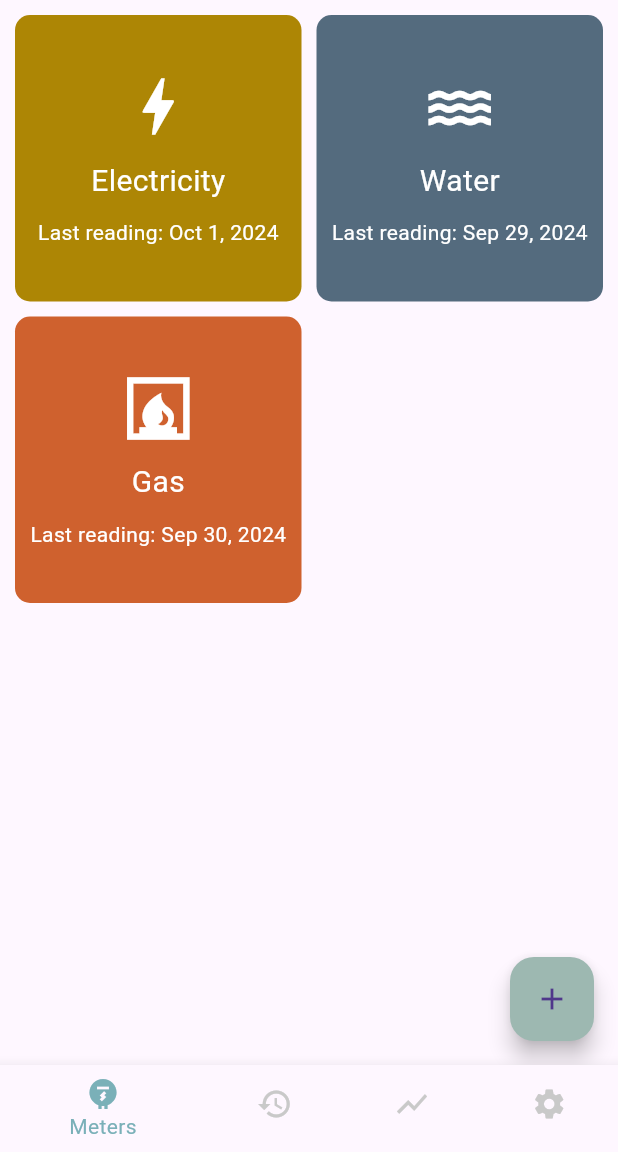
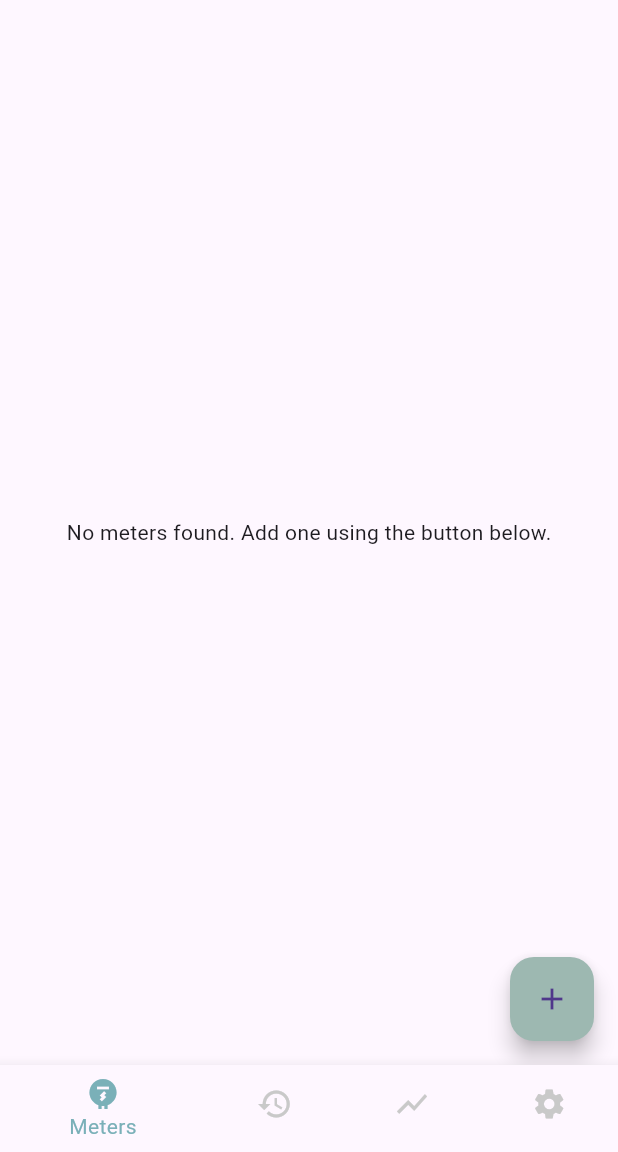
Before and after one commit to zokaityte/beaver_meter, a Flutter app: the screen it shows after launch, on a phone screen of 412 x 824 dp, the part 84-1236 px from its top. Run offline on Flutter 3.47's test engine with Material 3 defaults, Android fonts, the phone set to English and light mode, and no system bars; our stand-ins replace sqflite; accounts and stored records are empty.

Commit message:
Add state to meters page

```diff
--- a/lib/pages/meters_page.dart
+++ b/lib/pages/meters_page.dart
@@ -1,47 +1,98 @@
 import 'package:flutter/material.dart';
 import 'create_meter_page.dart';
 import 'meter_detail_page.dart';
+import 'package:beaver_meter/database_helper.dart';
 
-class MetersPage extends StatelessWidget {
-  final List<Map<String, dynamic>> meters = [
-    {'name': 'Electricity', 'icon': Icons.bolt, 'color': const Color.fromARGB(255, 173, 134, 5), 'lastReading': 'Oct 1, 2024'},
-    {'name': 'Water', 'icon': Icons.water, 'color': const Color.fromARGB(255, 84, 107, 126), 'lastReading': 'Sep 29, 2024'},
-    {'name': 'Gas', 'icon': Icons.fireplace, 'color': const Color.fromARGB(255, 207, 97, 46), 'lastReading': 'Sep 30, 2024'},
-  ];
+class MetersPage extends StatefulWidget {
+  @override
+  _MetersPageState createState() => _MetersPageState();
+}
+
+class _MetersPageState extends State<MetersPage> {
+  late Future<List<Map<String, dynamic>>> metersFuture;
+
+  @override
+  void initState() {
+    super.initState();
+    _loadMeters(); // Initial load
+  }
+
+  // Load meters from the database
+  void _loadMeters() {
+    setState(() {
+      metersFuture = DatabaseHelper().getMeters();
+    });
+  }
 
   @override
   Widget build(BuildContext context) {
     return Scaffold(
-      body: GridView.builder(
+      body: FutureBuilder<List<Map<String, dynamic>>>(
+        future: metersFuture,
+        builder: (context, snapshot) {
+          if (snapshot.connectionState == ConnectionState.waiting) {
+            return Center(child: CircularProgressIndicator());
+          }
+
+          if (snapshot.hasError) {
+            return Center(child: Text('Error fetching meters'));
+          }
+
+          final meters = snapshot.data ?? [];
+
+          if (meters.isEmpty) {
+            return Center(child: Text('No meters found. Add one using the button below.'));
+          }
+
+          return GridView.builder(
             padding: EdgeInsets.all(10),
-        gridDelegate: SliverGridDelegateWithFixedCrossAxisCount(crossAxisCount: 2, crossAxisSpacing: 10, mainAxisSpacing: 10),
+            gridDelegate: SliverGridDelegateWithFixedCrossAxisCount(
+              crossAxisCount: 2,
+              crossAxisSpacing: 10,
+              mainAxisSpacing: 10,
+            ),
             itemCount: meters.length,
             itemBuilder: (context, index) {
               final meter = meters[index];
               return GestureDetector(
                 onTap: () {
-              Navigator.push(context, MaterialPageRoute(builder: (context) => MeterDetailPage(meter: meter)));
+                  Navigator.push(
+                    context,
+                    MaterialPageRoute(
+                      builder: (context) => MeterDetailPage(meterId: meter['id']),
+                    ),
+                  );
                 },
                 child: Container(
-              decoration: BoxDecoration(color: meter['color'], borderRadius: BorderRadius.circular(10)),
+                  decoration: BoxDecoration(
+                    color: Color(meter['color']), // Assuming 'color' is stored as ARGB int
+                    borderRadius: BorderRadius.circular(10),
+                  ),
                   child: Column(
                     mainAxisAlignment: MainAxisAlignment.center,
                     children: [
-                  Icon(meter['icon'], size: 50, color: Colors.white),
+                      Icon(IconData(meter['icon'], fontFamily: 'MaterialIcons'), size: 50, color: Colors.white),
                       SizedBox(height: 10),
                       Text(meter['name'], style: TextStyle(fontSize: 20, color: Colors.white)),
                       SizedBox(height: 10),
-                  Text('Last reading: ${meter['lastReading']}', style: TextStyle(fontSize: 14, color: Colors.white)),
+                      Text('Last reading: ${meter['lastReading'] ?? 'N/A'}', style: TextStyle(fontSize: 14, color: Colors.white)),
                     ],
                   ),
                 ),
               );
             },
+          );
+        },
       ),
       floatingActionButton: FloatingActionButton(
         backgroundColor: const Color.fromARGB(255, 157, 184, 177),
-        onPressed: () {
-          Navigator.push(context, MaterialPageRoute(builder: (context) => CreateMeterPage()));
+        onPressed: () async {
+          // Navigate to CreateMeterPage and refresh when returning
+          await Navigator.push(
+            context,
+            MaterialPageRoute(builder: (context) => CreateMeterPage()),
+          );
+          _loadMeters(); // Reload meters when returning
         },
         child: Icon(Icons.add),
       ),
```
Also changed, not shown: 1 other file. Lines whose indentation alone changed are shown as unchanged.
